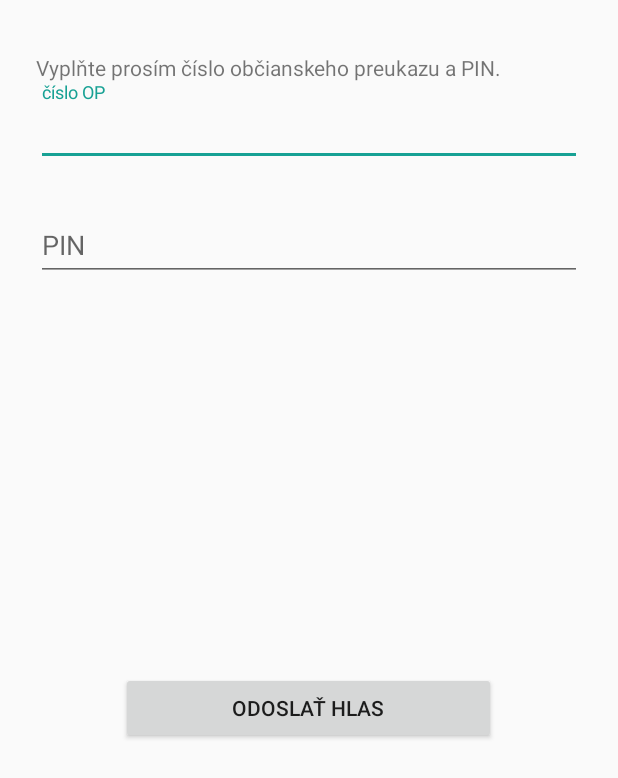
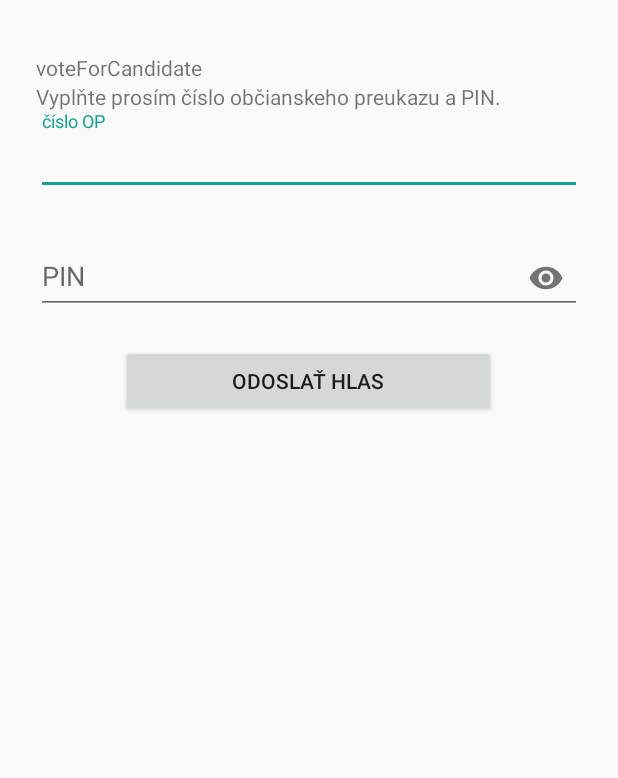
Before and after one commit to PetronelaSt/E-Volby2, an Android app: the layout activity_vote.xml on its own in the app's theme, with its tools: preview values and no code run, on a phone screen of 412 x 824 dp. Shown: the top 778 px of the screen. Run offline under Robolectric (Android 15) with nearby library versions, the phone set to English and light mode, and no system bars.

```diff
--- a/app/src/main/AndroidManifest.xml
+++ b/app/src/main/AndroidManifest.xml
@@ -9,7 +9,8 @@
         android:roundIcon="@mipmap/ic_launcher_round"
         android:supportsRtl="true"
         android:theme="@style/AppTheme">
-        <activity android:name=".VoteActivity"></activity>
+        <activity android:name=".ChartActivity"></activity>
+        <activity android:name=".VoteActivity" />
         <activity android:name=".MainActivity">
             <intent-filter>
                 <action android:name="android.intent.action.MAIN" />
--- a/app/src/main/java/sk/upjs/nelinocka/elektronicke_volby/NU_VoteApi.java
+++ b/app/src/main/java/sk/upjs/nelinocka/elektronicke_volby/NU_VoteApi.java
@@ -11,13 +11,13 @@ public interface NU_VoteApi {
             "https://s.ics.upjs.sk/~pstanova/android/vote/index.php/";
 
     @GET("Muggles")
-    Call<List<NU_User>> getUsers();
+    Call<List<User>> getUsers();
 
     @GET("Muggles/{OP}")
-    Call<List<NU_User>> getUsersOP();
+    Call<List<User>> getUsersOP();
 
     @GET("Muggles/{PIN}")
-    Call<List<NU_User>> getUsersPIN();
+    Call<List<User>> getUsersPIN();
 
     Retrofit RETROFIT = new Retrofit.Builder()
             .baseUrl(BASE_URL)
--- a/app/src/main/res/layout/activity_vote.xml
+++ b/app/src/main/res/layout/activity_vote.xml
@@ -9,6 +9,12 @@
     android:paddingTop="35dp"
     android:paddingRight="24dp"
     tools:context=".VoteActivity">
+
+        <TextView
+            android:id="@+id/voteForCandidate"
+            android:layout_width="match_parent"
+            android:layout_height="wrap_content"
+            android:text="voteForCandidate"/>
 
     <com.google.android.material.textfield.TextInputLayout
         android:id="@+id/textView"
@@ -38,14 +44,14 @@
         android:id="@+id/personPIN"
         android:layout_width="match_parent"
         android:layout_height="wrap_content"
-        app:errorEnabled="true">
+        app:errorEnabled="true"
+        app:endIconMode="password_toggle">
 
         <com.google.android.material.textfield.TextInputEditText
             android:layout_width="match_parent"
             android:layout_height="wrap_content"
             android:hint="@string/pin"
-            android:inputType="textPassword"
-            app:endIconMode="password_toggle" />
+            android:inputType="textPassword" />
     </com.google.android.material.textfield.TextInputLayout>
 
     <Button
@@ -55,6 +61,9 @@
         android:layout_height="wrap_content"
 
         android:text="@string/odosli_hlas"
-        android:layout_marginTop="240dp"/>
+
+        android:layout_centerHorizontal="true"
+        android:layout_alignParentBottom="true"
+        app:layout_constraintBottom_toBottomOf="parent" />
 
 </LinearLayout>
```
Also changed, not shown: app/src/main/java/sk/upjs/nelinocka/elektronicke_volby/ChartActivity.java (added, +14 -0 lines), app/src/main/java/sk/upjs/nelinocka/elektronicke_volby/DetailCandidateFragment.java (+10 -0 lines), app/src/main/java/sk/upjs/nelinocka/elektronicke_volby/NU_User.java (deleted, +0 -24 lines), app/src/main/java/sk/upjs/nelinocka/elektronicke_volby/NU_UserListViewModel.java (+7 -7 lines), app/src/main/java/sk/upjs/nelinocka/elektronicke_volby/User.java (added, +42 -0 lines), app/src/main/java/sk/upjs/nelinocka/elektronicke_volby/VoteActivity.java (+48 -2 lines), app/src/main/res/layout/activity_chart.xml (added, +9 -0 lines).
